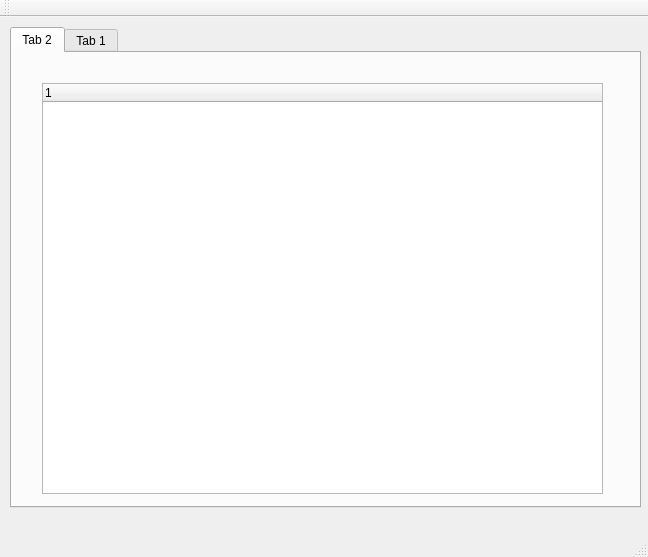
yefanli/passage_dictation, file MainWindow.ui: the form before one commit.
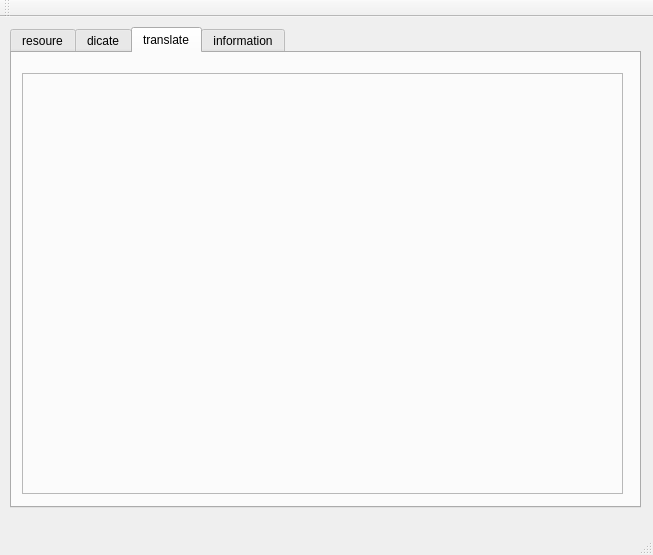
The form after the commit. The open tabs and pages were chosen to show the change.

Diff of the .ui file:
```diff
--- a/MainWindow.ui
+++ b/MainWindow.ui
@@ -6,8 +6,8 @@
    <rect>
     <x>0</x>
     <y>0</y>
-    <width>648</width>
-    <height>557</height>
+    <width>653</width>
+    <height>555</height>
    </rect>
   </property>
   <property name="windowTitle">
@@ -28,15 +28,15 @@
     </property>
     <widget class="QWidget" name="tab_2">
      <attribute name="title">
-      <string>Tab 2</string>
+      <string>resoure</string>
      </attribute>
      <widget class="QTreeWidget" name="resource_list">
       <property name="geometry">
        <rect>
-        <x>30</x>
-        <y>30</y>
-        <width>561</width>
-        <height>411</height>
+        <x>10</x>
+        <y>20</y>
+        <width>601</width>
+        <height>421</height>
        </rect>
       </property>
       <column>
@@ -48,7 +48,7 @@
     </widget>
     <widget class="QWidget" name="tab">
      <attribute name="title">
-      <string>Tab 1</string>
+      <string>dicate</string>
      </attribute>
      <widget class="QFrame" name="frame">
       <property name="geometry">
@@ -184,6 +184,42 @@
       </property>
      </widget>
     </widget>
+    <widget class="QWidget" name="translate_tab">
+     <attribute name="title">
+      <string>translate</string>
+     </attribute>
+     <widget class="QFrame" name="search_frame">
+      <property name="geometry">
+       <rect>
+        <x>10</x>
+        <y>20</y>
+        <width>601</width>
+        <height>421</height>
+       </rect>
+      </property>
+      <property name="frameShape">
+       <enum>QFrame::StyledPanel</enum>
+      </property>
+      <property name="frameShadow">
+       <enum>QFrame::Raised</enum>
+      </property>
+     </widget>
+    </widget>
+    <widget class="QWidget" name="information_tab">
+     <attribute name="title">
+      <string>information</string>
+     </attribute>
+     <widget class="QTextEdit" name="textEdit">
+      <property name="geometry">
+       <rect>
+        <x>10</x>
+        <y>20</y>
+        <width>601</width>
+        <height>421</height>
+       </rect>
+      </property>
+     </widget>
+    </widget>
    </widget>
   </widget>
   <widget class="QToolBar" name="mainToolBar">
```
Left out of the diff: 17 changed lines with no effect on the pictures.
